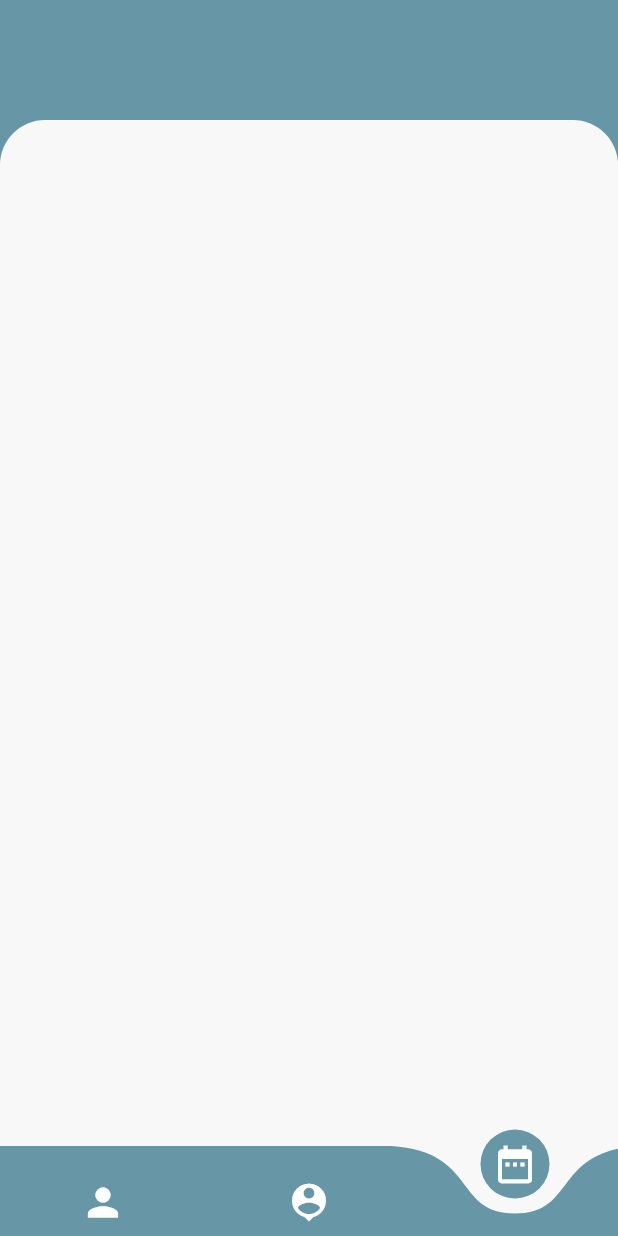
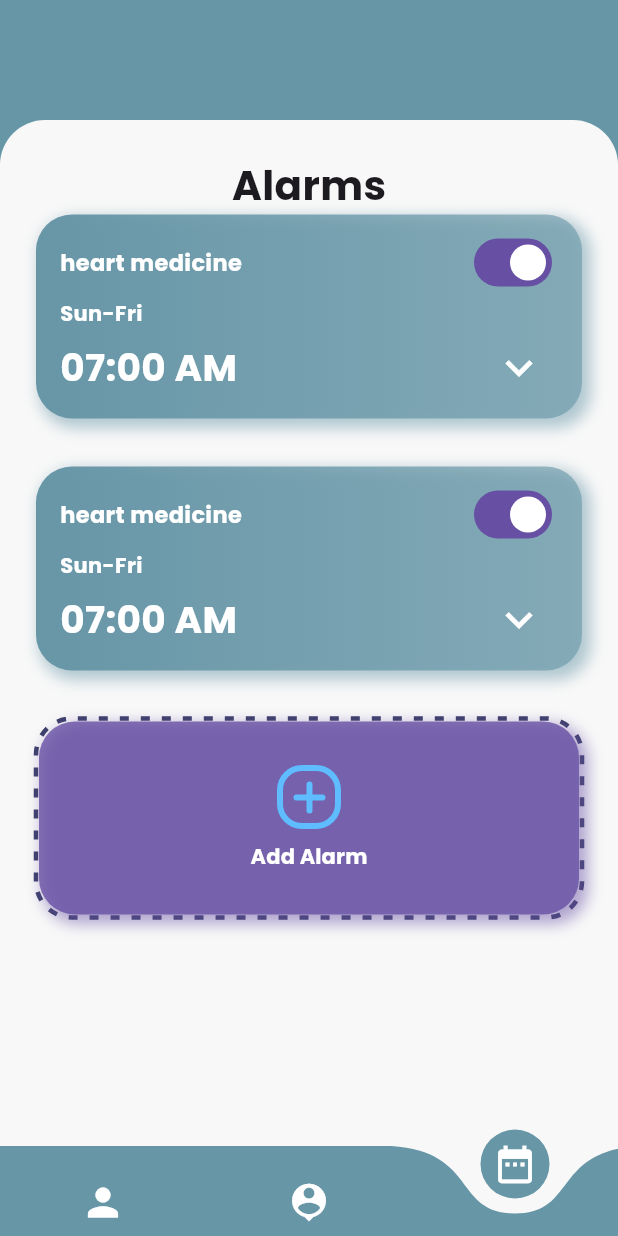
Before and after one commit to khaledtarek12/health_care_graduation, a Flutter app: the PatientView screen opened by its route, item 3 of the bottom bar chosen, on a phone screen of 412 x 824 dp. Run offline on Flutter 3.47's test engine with Material 3 defaults, Android fonts, the phone set to English and light mode, and no system bars; drawn by our look-alikes of curved_navigation_bar, dotted_border; our stand-ins replace bloc, cloud_firestore, firebase_auth, firebase_core, flutter_bloc, flutter_rating_bar and 7 more; accounts and stored records are empty.

Commit message:
add alarm  view

```diff
--- a/lib/login_and_signup/Screens/login_home_page.dart
+++ b/lib/login_and_signup/Screens/login_home_page.dart
@@ -5,9 +5,9 @@ import 'package:health_care/core/widgets/custom_container.dart';
 import 'package:health_care/doctor_pages/views/doctor_homepage.dart';
 import 'package:health_care/login_and_signup/Widget/login_page_bottom_text_row.dart';
 import 'package:health_care/login_and_signup/Widget/text_forget_your_password.dart';
-import 'package:health_care/patient_pages/patient_view.dart';
 import 'package:modal_progress_hud_nsn/modal_progress_hud_nsn.dart';
 import '../../helper/show_snackbar.dart';
+import '../../patient_pages/views/patient_view.dart';
 import '../Widget/custom_button.dart';
 import '../Widget/custom_awsome_icons.dart';
 import '../Widget/cutom_row_devider.dart';
--- a/lib/main.dart
+++ b/lib/main.dart
@@ -8,7 +8,6 @@ import 'package:health_care/doctor_pages/views/doctor_homepage.dart';
 import 'package:health_care/firebase_options.dart';
 import 'package:health_care/login_and_signup/Screens/chat_page.dart';
 import 'package:health_care/login_and_signup/Screens/login_home_page.dart';
-import 'package:health_care/patient_pages/patient_view.dart';
 import 'package:health_care/screen_splash/views/splash_view.dart';
 
 import 'login_and_signup/Screens/entier_doctor_chatcall_page.dart';
@@ -16,6 +15,7 @@ import 'login_and_signup/Screens/signup_home_page.dart';
 import 'login_and_signup/cubits/chat/chat_cubit.dart';
 import 'login_and_signup/cubits/login_cubit/login_cubit.dart';
 import 'login_and_signup/cubits/register/register_cubit.dart';
+import 'patient_pages/views/patient_view.dart';
 
 void main() async {
   WidgetsFlutterBinding.ensureInitialized();
--- /dev/null
+++ b/lib/patient_pages/data/model/alarm_info.module.dart
@@ -0,0 +1,8 @@
+class AlarmInfo {
+final  DateTime alarmDateTime;
+final  String description;
+final  bool isActive;
+
+  AlarmInfo({required this.alarmDateTime, required this.description, required this.isActive});
+
+}
--- /dev/null
+++ b/lib/patient_pages/data/services/data.service.dart
@@ -0,0 +1,12 @@
+import 'package:health_care/patient_pages/data/model/alarm_info.module.dart';
+
+List<AlarmInfo> alarms = [
+  AlarmInfo(
+      alarmDateTime: DateTime.now().add(const Duration(hours: 1)),
+      description: 'Office',
+      isActive: false),
+  AlarmInfo(
+      alarmDateTime: DateTime.now().add(const Duration(hours: 1)),
+      description: 'Doctor',
+      isActive: false),
+];
--- a/lib/patient_pages/patient_view.dart
+++ b/lib/patient_pages/views/patient_view.dart
@@ -1,10 +1,10 @@
 import 'package:curved_navigation_bar/curved_navigation_bar.dart';
 import 'package:flutter/material.dart';
 import 'package:health_care/const.dart';
-import 'package:health_care/patient_pages/views/location.dart';
+import 'package:health_care/patient_pages/views/widget/location.dart';
 
-import 'views/patient_view_body.dart';
-import 'views/widget/date_picker.dart';
+import 'widget/patient_view_body.dart';
+import 'widget/date_picker.dart';
 
 class PatientView extends StatefulWidget {
   const PatientView({super.key});
--- /dev/null
+++ b/lib/patient_pages/views/widget/add_alarm_button.dart
@@ -0,0 +1,50 @@
+import 'package:dotted_border/dotted_border.dart';
+import 'package:flutter/material.dart';
+import 'package:health_care/core/utils/styles.dart';
+
+class AddAlramButton extends StatelessWidget {
+  const AddAlramButton({
+    super.key,
+  });
+
+  @override
+  Widget build(BuildContext context) {
+    return DottedBorder(
+      strokeWidth: 3,
+      color: const Color(0xff3C3F69),
+      borderType: BorderType.RRect,
+      radius: const Radius.circular(24),
+      dashPattern: const [6, 8],
+      child: Container(
+        width: double.infinity,
+        decoration: BoxDecoration(
+            borderRadius: BorderRadius.circular(24),
+            color: const Color(0xff6750A4).withOpacity(.8),
+            boxShadow: [
+              BoxShadow(
+                  color: const Color(0xff6750A4).withOpacity(.5),
+                  blurRadius: 8,
+                  spreadRadius: 2,
+                  offset: const Offset(4, 4))
+            ]),
+        child: MaterialButton(
+          padding: const EdgeInsets.symmetric(
+              horizontal: 32, vertical: 29),
+          onPressed: () {},
+          child: Column(
+            mainAxisAlignment: MainAxisAlignment.center,
+            children: [
+              Image.asset('assets/images/add_alarm.png',
+                  scale: 1.5),
+              const SizedBox(height: 8),
+              Text('Add Alarm',
+                  style: styleNormal.copyWith(
+                      color: Colors.white,
+                      fontWeight: FontWeight.normal))
+            ],
+          ),
+        ),
+      ),
+    );
+  }
+}
--- /dev/null
+++ b/lib/patient_pages/views/widget/custom_alarm_vew.dart
@@ -0,0 +1,35 @@
+import 'package:flutter/material.dart';
+import 'package:health_care/core/utils/styles.dart';
+
+class CustomAlarmVIiew extends StatelessWidget {
+  const CustomAlarmVIiew({
+    super.key,
+  });
+
+  @override
+  Widget build(BuildContext context) {
+    return Column(
+      crossAxisAlignment: CrossAxisAlignment.start,
+      children: [
+        Row(mainAxisAlignment: MainAxisAlignment.spaceBetween, children: [
+          const Text('heart medicine', style: style15),
+          Switch(value: true, onChanged: (value) {}),
+        ]),
+        Text(
+          'Sun-Fri',
+          style: styleNormal.copyWith(color: Colors.white),
+        ),
+        Row(
+          mainAxisAlignment: MainAxisAlignment.spaceBetween,
+          children: [
+            Text('07:00 AM', style: style25.copyWith(color: Colors.white)),
+            IconButton(
+                onPressed: () {},
+                icon: const Icon(Icons.keyboard_arrow_down,
+                    size: 36, color: Colors.white))
+          ],
+        ),
+      ],
+    );
+  }
+}
--- a/lib/patient_pages/views/widget/date_picker.dart
+++ b/lib/patient_pages/views/widget/date_picker.dart
@@ -1,11 +1,50 @@
 import 'package:flutter/material.dart';
+import 'package:health_care/const.dart';
+import 'package:health_care/core/utils/styles.dart';
 import 'package:health_care/core/widgets/custom_container.dart';
+import 'package:health_care/patient_pages/data/services/data.service.dart';
+import 'package:health_care/patient_pages/views/widget/add_alarm_button.dart';
+import 'package:health_care/patient_pages/views/widget/custom_alarm_vew.dart';
 
 class DatePickerPgae extends StatelessWidget {
   const DatePickerPgae({super.key});
 
   @override
   Widget build(BuildContext context) {
-    return const CustomContainer();
+    return CustomContainer(
+      child: Column(
+        children: [
+          Text('Alarms', style: style25.copyWith(fontSize: 27)),
+          Expanded(
+            child: ListView(
+              children: alarms.map<Widget>((alarm) {
+                return Container(
+                  margin: const EdgeInsets.only(bottom: 32),
+                  padding:
+                      const EdgeInsets.symmetric(horizontal: 16, vertical: 8),
+                  decoration: BoxDecoration(
+                      gradient: LinearGradient(
+                          colors: [
+                            kPrimaryColor,
+                            kPrimaryColor.withOpacity(.6)
+                          ],
+                          begin: Alignment.centerLeft,
+                          end: Alignment.centerRight),
+                      borderRadius: BorderRadius.circular(24),
+                      boxShadow: [
+                        BoxShadow(
+                            color: kPrimaryColor.withOpacity(.5),
+                            blurRadius: 8,
+                            spreadRadius: 2,
+                            offset: const Offset(4, 4))
+                      ]),
+                  child: const CustomAlarmVIiew(),
+                );
+              }).followedBy([const AddAlramButton()]).toList(),
+            ),
+          )
+        ],
+      ),
+    );
   }
 }
--- a/pubspec.yaml
+++ b/pubspec.yaml
@@ -32,6 +32,7 @@ dependencies:
   cloud_firestore: ^4.13.6
   cupertino_icons: ^1.0.2
   curved_navigation_bar: ^1.0.3
+  dotted_border: ^2.1.0
   firebase_app_check: ^0.2.1+8
   firebase_auth: ^4.7.2
   firebase_core: ^2.15.0
```
Also changed, not shown: assets/images/6711415.png (added), assets/images/add_alarm.png (added), lib/patient_pages/views/widget/location.dart (renamed from lib/patient_pages/views/location.dart), lib/patient_pages/views/widget/patient_view_body.dart (renamed from lib/patient_pages/views/patient_view_body.dart), pubspec.lock.
